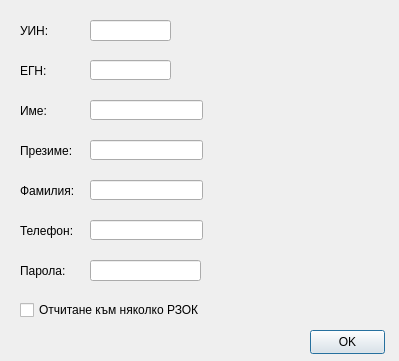
Old version of the form src/View/Widgets/DoctorSettingsDialog.ui in the repository thefinalcutbg/DinoDent.
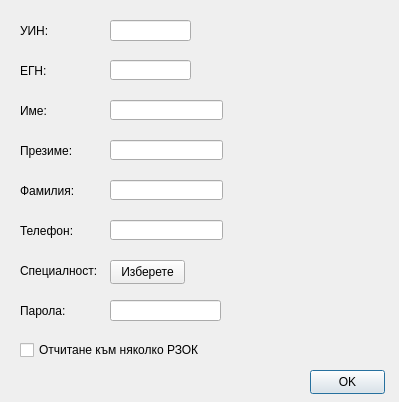
New version of the form. Custom widgets are drawn as their Qt base class.

The edit to the form file:
```diff
--- a/src/View/Widgets/DoctorSettingsDialog.ui
+++ b/src/View/Widgets/DoctorSettingsDialog.ui
@@ -7,7 +7,7 @@
     <x>0</x>
     <y>0</y>
     <width>399</width>
-    <height>361</height>
+    <height>402</height>
    </rect>
   </property>
   <property name="sizePolicy">
@@ -22,7 +22,7 @@
   <widget class="LineEdit" name="lpkEdit">
    <property name="geometry">
     <rect>
-     <x>90</x>
+     <x>110</x>
      <y>20</y>
      <width>81</width>
      <height>21</height>
@@ -88,7 +88,7 @@
    <property name="geometry">
     <rect>
      <x>310</x>
-     <y>330</y>
+     <y>370</y>
      <width>75</width>
      <height>24</height>
     </rect>
@@ -103,7 +103,7 @@
   <widget class="LineEdit" name="egnLineEdit">
    <property name="geometry">
     <rect>
-     <x>90</x>
+     <x>110</x>
      <y>60</y>
      <width>81</width>
      <height>20</height>
@@ -120,7 +120,7 @@
    <property name="geometry">
     <rect>
      <x>20</x>
-     <y>260</y>
+     <y>300</y>
      <width>51</width>
      <height>21</height>
     </rect>
@@ -132,8 +132,8 @@
   <widget class="LineEdit" name="passEdit">
    <property name="geometry">
     <rect>
-     <x>90</x>
-     <y>260</y>
+     <x>110</x>
+     <y>300</y>
      <width>111</width>
      <height>21</height>
     </rect>
@@ -148,7 +148,7 @@
   <widget class="NameEdit" name="fNameEdit">
    <property name="geometry">
     <rect>
-     <x>90</x>
+     <x>110</x>
      <y>100</y>
      <width>113</width>
      <height>20</height>
@@ -161,7 +161,7 @@
   <widget class="NameEdit" name="lNameEdit">
    <property name="geometry">
     <rect>
-     <x>90</x>
+     <x>110</x>
      <y>180</y>
      <width>113</width>
      <height>20</height>
@@ -188,7 +188,7 @@
    <property name="geometry">
     <rect>
      <x>20</x>
-     <y>330</y>
+     <y>370</y>
      <width>261</width>
      <height>21</height>
     </rect>
@@ -203,7 +203,7 @@
   <widget class="NameEdit" name="mNameEdit">
    <property name="geometry">
     <rect>
-     <x>90</x>
+     <x>110</x>
      <y>140</y>
      <width>113</width>
      <height>20</height>
@@ -230,7 +230,7 @@
    <property name="geometry">
     <rect>
      <x>20</x>
-     <y>300</y>
+     <y>340</y>
      <width>191</width>
      <height>20</height>
     </rect>
@@ -242,7 +242,7 @@
   <widget class="LineEdit" name="phoneEdit">
    <property name="geometry">
     <rect>
-     <x>90</x>
+     <x>110</x>
      <y>220</y>
      <width>113</width>
      <height>20</height>
@@ -265,6 +265,32 @@
     <string>Телефон:</string>
    </property>
   </widget>
+  <widget class="QLabel" name="label_9">
+   <property name="geometry">
+    <rect>
+     <x>20</x>
+     <y>260</y>
+     <width>91</width>
+     <height>21</height>
+    </rect>
+   </property>
+   <property name="text">
+    <string>Специалност:</string>
+   </property>
+  </widget>
+  <widget class="QPushButton" name="specialtyButton">
+   <property name="geometry">
+    <rect>
+     <x>110</x>
+     <y>260</y>
+     <width>75</width>
+     <height>24</height>
+    </rect>
+   </property>
+   <property name="text">
+    <string>Изберете</string>
+   </property>
+  </widget>
  </widget>
  <layoutdefault spacing="6" margin="11"/>
  <customwidgets>
```
